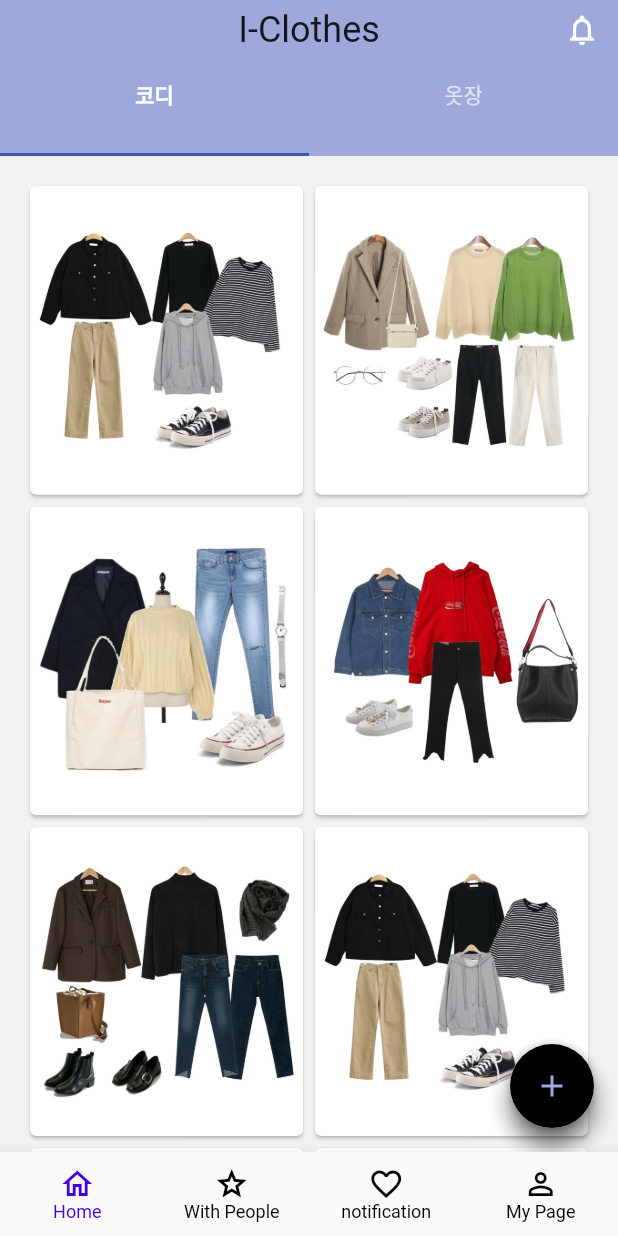
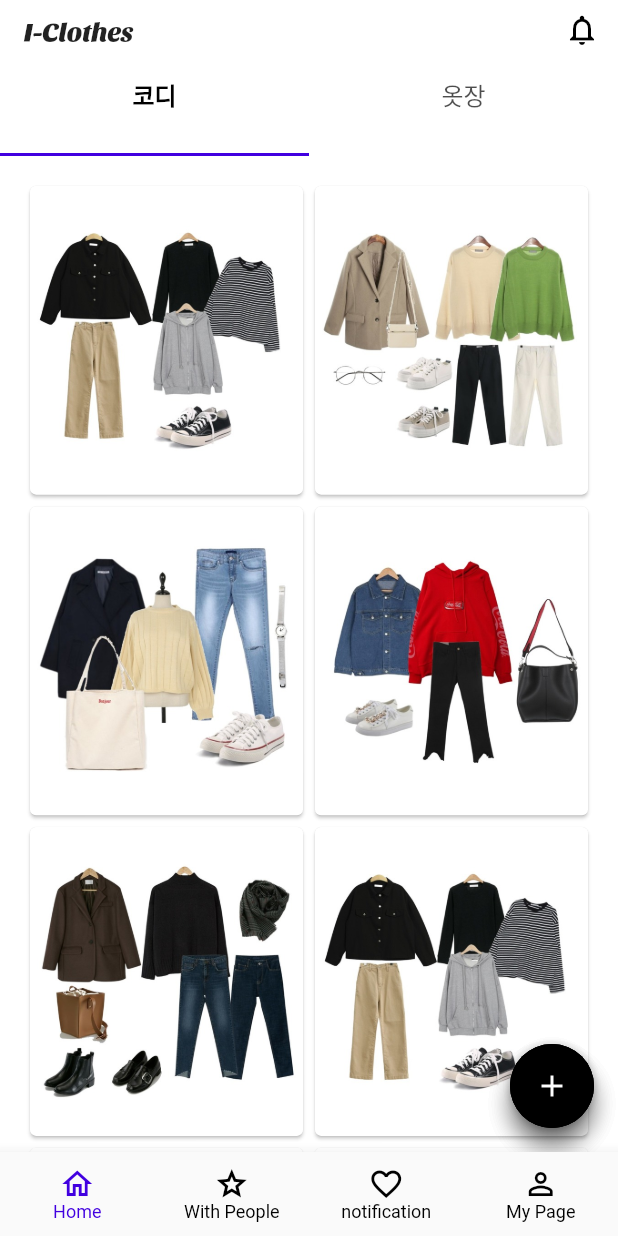
Before and after one commit to coolgogi/project, a Flutter app: the screen it shows once a user with an empty profile is signed in, after a tap on the "notifications none" icon, on a phone screen of 412 x 824 dp. Run offline on Flutter 3.47's test engine with Material 2 defaults, Android fonts, the phone set to English and light mode, and no system bars; our stand-ins replace cloud_firestore, convex_bottom_bar, firebase_auth, firebase_core, firebase_storage, flare_flutter and 8 more; missing offline and left inert: animated_icon_button, animated_widgets, flutter_facebook_login, sliver_fab; accounts and stored records are empty.

Commit message:
revised Theme(color)

```diff
--- a/closet/lib/closet.dart
+++ b/closet/lib/closet.dart
@@ -57,10 +57,10 @@ class _closetState extends State<closet>
                       color: Theme
                           .of(context)
                           .colorScheme
-                          .onSecondary,
+                          .onPrimary,
                       onPressed: () {}),
                 ),              ],
-              centerTitle: true,
+              centerTitle: false,
               pinned: true,
               floating: true,
               bottom: TabBar(
@@ -71,7 +71,7 @@ class _closetState extends State<closet>
                 labelColor: Theme
                     .of(context)
                     .colorScheme
-                    .onSecondary,
+                    .onPrimary,
                 labelStyle: TextStyle(fontWeight: FontWeight.w600),
                 unselectedLabelStyle: TextStyle(fontWeight: FontWeight.w400),
 
@@ -102,7 +102,7 @@ class _closetState extends State<closet>
       child: Column(
         children: [
           Padding(
-            padding: const EdgeInsets.fromLTRB(4, 20, 360, 0),
+            padding: const EdgeInsets.fromLTRB(4, 20, 330, 0),
             child: Text('상의'),
           ),
           Container(
@@ -125,7 +125,7 @@ class _closetState extends State<closet>
             ),
           ),
           Padding(
-            padding: const EdgeInsets.fromLTRB(4, 0, 360, 0),
+            padding: const EdgeInsets.fromLTRB(4, 0, 330, 0),
             child: Text('하의'),
           ),
           Container(
@@ -154,7 +154,7 @@ class _closetState extends State<closet>
             ),
           ),
           Padding(
-            padding: const EdgeInsets.fromLTRB(4, 0, 360, 0),
+            padding: const EdgeInsets.fromLTRB(4, 0, 330  , 0),
             child: Text('신발'),
           ),
           Container(
--- a/closet/lib/helper/fancy_fab.dart
+++ b/closet/lib/helper/fancy_fab.dart
@@ -33,8 +33,8 @@ class _FancyFabState extends State<FancyFab>
     _animateIcon =
         Tween<double>(begin: 0.0, end: 1.0).animate(_animationController);
     _buttonColor = ColorTween(
-      begin: OnSecondaryLight,
-      end: OnSecondaryLight,
+      begin: SecondaryLight,
+      end: SecondaryVariantLight,
     ).animate(CurvedAnimation(
       parent: _animationController,
       curve: Interval(
@@ -76,11 +76,11 @@ class _FancyFabState extends State<FancyFab>
   Widget image() {
     return Container(
       child: FloatingActionButton(
-        backgroundColor: Theme.of(context).colorScheme.surface,
+        backgroundColor: Theme.of(context).colorScheme.secondary,
         hoverColor: Theme.of(context).colorScheme.onSecondary,
         onPressed: null,
         tooltip: 'Image',
-        child: Text('Self', style: TextStyle(color: Theme.of(context).colorScheme.primary)),
+        child: Text('Self', style: TextStyle(color: Theme.of(context).colorScheme.onSecondary)),
       ),
     );
   }
@@ -88,11 +88,11 @@ class _FancyFabState extends State<FancyFab>
   Widget inbox() {
     return Container(
       child: FloatingActionButton(
-        backgroundColor: Theme.of(context).colorScheme.surface,
+        backgroundColor: Theme.of(context).colorScheme.secondary,
         hoverColor: Theme.of(context).colorScheme.onSecondary,
         onPressed: null,
         tooltip: 'Inbox',
-        child: Text('AI', style: TextStyle(color: Theme.of(context).colorScheme.primary)),
+        child: Text('AI', style: TextStyle(color: Theme.of(context).colorScheme.onSecondary)),
       ),
     );
   }
@@ -105,7 +105,7 @@ class _FancyFabState extends State<FancyFab>
         tooltip: 'Toggle',
         child: AnimatedIcon(
           icon: AnimatedIcons.add_event,
-          color: Theme.of(context).colorScheme.background,
+          color: OnSecondaryLight,
           progress: _animateIcon,
         ),
       ),
--- a/closet/lib/home.dart
+++ b/closet/lib/home.dart
@@ -37,15 +37,15 @@ class _HomePageState extends State<HomePage> {
         child: Consumer<ThemeNotifier>(
             builder: (context, ThemeNotifier notifier, child) {
           return MaterialApp(
-            theme: notifier.darkTheme ? dark : light,
+            theme: notifier.darkTheme ? dark_theme : light_theme,
             home: Scaffold(
               body: _children[_currentIndex],
               bottomNavigationBar: BottomNavigationBar(
                 type: BottomNavigationBarType.fixed,
                 currentIndex: _currentIndex,
-                selectedItemColor: PrimaryColorLight,
+                selectedItemColor: notifier.darkTheme ? PrimaryColorDark : PrimaryColorLight,
                 //unselectedItemColor: Theme.of(context).colorScheme.onSecondary,
-                unselectedItemColor: OnSecondaryLight,
+                unselectedItemColor: notifier.darkTheme ? SecondaryDark : SecondaryLight,
                 selectedLabelStyle: Theme.of(context).textTheme.caption,
                 unselectedLabelStyle: Theme.of(context).textTheme.caption,
                 onTap: (value) {
@@ -110,96 +110,58 @@ class _HomePageState extends State<HomePage> {
   }
 }
 
-final ThemeData _closetTheme = _buildClosetTheme();
-
-ThemeData _buildClosetTheme() {
-  final ThemeData base = ThemeData.light();
-  return base.copyWith(
-    colorScheme: ColorScheme(
-      primary: PrimaryColorLight,
-      primaryVariant: PrimaryVariantLight,
-      secondary: SecondaryLight,
-      secondaryVariant: SecondaryVariantLight,
-      surface: SurfaceLight,
-      background: BackgroundLight,
-      error: ErrorLight,
-      onPrimary: OnPrimaryLight,
-      onSecondary: OnSecondaryLight,
-      onSurface: OnSurfaceLight,
-      onBackground: OnBackgroundLight,
-      onError: OnErrorLight,
-      brightness: Brightness.light,
-    ),
-    //
-  //     const PrimaryColorLight = Color(0xFF6200EE);
-  //     const PrimaryVariantLight = Color(0xFF3700B3);
-  // const SecondaryLight = Color(0xFF03DAC6);
-  // const SecondaryVariantLight = Color(0xFF018786);
-  // const BackgroundLight = Color(0xFFFFFFFF);
-  // const SurfaceLight = Color(0xFFFFFFFF);
-  // const ErrorLight = Color(0xFFB00020);
-  // const OnPrimaryLight = Color(0xFFFFFFFF);
-  // const OnSecondaryLight = Color(0xFF000000);
-  // const OnBackgroundLight = Color(0xFF000000);
-  // const OnSurfaceLight = Color(0xFF000000);
-  // const OnErrorLight = Color(0xFFFFFFFF);
-  //
-  // const PrimaryColorDark = Color(0xFFBB86FC);
-  // const PrimaryVariantDark = Color(0xFF3700B3);
-  // const SecondaryDark = Color(0xFF03DAC6);
-  // const SecondaryVariantDark = Color(0xFF03DAC6);
-  // const BackgroundDark = Color(0xFF121212);
-  // const SurfaceDark = Color(0xFF121212);
-  // const ErrorDark = Color(0xFFCF6679);
-  // const OnPrimaryDark = Color(0xFF000000);
-  // const OnSecondaryDark = Color(0xFF000000);
-  // const OnBackgroundDark = Color(0xFFFFFFFF);
-  // const OnSurfaceDark = Color(0xFFFFFFFF);
-  // const OnErrorDark = Color(0xFF000000);
-
-  //
-    scaffoldBackgroundColor: BackgroundLight,
-    cardColor: BackgroundLight,
-    // accentColor: closetBlack,
-    // primaryColor: closetPurple,
-    buttonTheme: base.buttonTheme.copyWith(
-      buttonColor: OnSecondaryLight,
-      colorScheme: base.colorScheme.copyWith(
-        primary: SurfaceLight,
-        secondary: SurfaceLight,
-      ),
-    ),
-    buttonBarTheme: base.buttonBarTheme.copyWith(
-      buttonTextTheme: ButtonTextTheme.accent,
-    ),
-
-    textTheme: _buildClosetTextTheme(base.textTheme),
-    primaryTextTheme: _buildClosetTextTheme(base.primaryTextTheme),
-    accentTextTheme: _buildClosetTextTheme(base.accentTextTheme),
-    // primaryIconTheme: base.iconTheme.copyWith(
-    //   color: closetPurple,
-    // ),
-  );
-}
-
-TextTheme _buildClosetTextTheme(TextTheme base) {
-  return base
-      .copyWith(
-        headline5: base.headline5.copyWith(
-          fontWeight: FontWeight.w400,
-          fontFamily: 'Sansita',
-        ),
-        headline6: base.headline6.copyWith(fontSize: 18.0),
-        caption: base.caption.copyWith(
-          fontWeight: FontWeight.w400,
-          fontSize: 14.0,
-        ),
-        bodyText1: base.bodyText1.copyWith(
-          fontWeight: FontWeight.w500,
-          fontSize: 16.0,
-        ),
-      )
-      .apply(
-        displayColor: OnSecondaryLight,
-      );
-}
+// final ThemeData _closetTheme = _buildClosetTheme();
+//
+// ThemeData _buildClosetTheme() {
+//   final ThemeData base = ThemeData.light();
+//   return base.copyWith(
+//     colorScheme: ColorScheme(
+//       primary: PrimaryColorLight,
+//       primaryVariant: PrimaryVariantLight,
+//       secondary: SecondaryLight,
+//       secondaryVariant: SecondaryVariantLight,
+//       surface: SurfaceLight,
+//       background: BackgroundLight,
+//       error: ErrorLight,
+//       onPrimary: OnPrimaryLight,
+//       onSecondary: OnSecondaryLight,
+//       onSurface: OnSurfaceLight,
+//       onBackground: OnBackgroundLight,
+//       onError: OnErrorLight,
+//       brightness: Brightness.light,
+//     ),
+//     //
+//   //     const PrimaryColorLight = Color(0xFF6200EE);
+//   //     const PrimaryVariantLight = Color(0xFF3700B3);
+//   // const SecondaryLight = Color(0xFF03DAC6);
+//   // const SecondaryVariantLight = Color(0xFF018786);
+//   // const BackgroundLight = Color(0xFFFFFFFF);
+//   // const SurfaceLight = Color(0xFFFFFFFF);
+//   // const ErrorLight = Color(0xFFB00020);
+//   // const OnPrimaryLight = Color(0xFFFFFFFF);
+//   // const OnSecondaryLight = Color(0xFF000000);
+//   // const OnBackgroundLight = Color(0xFF000000);
+//   // const OnSurfaceLight = Color(0xFF000000);
+//   // const OnErrorLight = Color(0xFFFFFFFF);
+//   //
+//   // const PrimaryColorDark = Color(0xFFBB86FC);
+//   // const PrimaryVariantDark = Color(0xFF3700B3);
+//   // const SecondaryDark = Color(0xFF03DAC6);
+//   // const SecondaryVariantDark = Color(0xFF03DAC6);
+//   // const BackgroundDark = Color(0xFF121212);
+//   // const SurfaceDark = Color(0xFF121212);
+//   // const ErrorDark = Color(0xFFCF6679);
+//   // const OnPrimaryDark = Color(0xFF000000);
+//   // const OnSecondaryDark = Color(0xFF000000);
+//   // const OnBackgroundDark = Color(0xFFFFFFFF);
+//   // const OnSurfaceDark = Color(0xFFFFFFFF);
+//   // const OnErrorDark = Color(0xFF000000);
+//
+//   //
+//
+//     // primaryIconTheme: base.iconTheme.copyWith(
+//     //   color: closetPurple,
+//     // ),
+//   );
+// }
+//
--- a/closet/lib/myPage.dart
+++ b/closet/lib/myPage.dart
@@ -28,7 +28,7 @@ class _myPageState extends State<myPage> {
   Widget build(BuildContext context) {
     return Scaffold(
         appBar: AppBar(
-          backgroundColor: Color(0xFF808080),
+          backgroundColor: Theme.of(context).colorScheme.background,
           title: Text(
             "I-Clothes : my Page",
             style: Theme.of(context).textTheme.headline5,
--- a/closet/lib/request.dart
+++ b/closet/lib/request.dart
@@ -14,7 +14,7 @@ class _request extends State<request> {
   Widget build(BuildContext context) {
     return Scaffold(
       appBar: AppBar(
-        backgroundColor: Color(0xFF808080),
+        backgroundColor: Theme.of(context).colorScheme.background,
         title: Text(
           "I-Clothes",
           style: Theme.of(context).textTheme.headline5,
@@ -34,8 +34,8 @@ class _request extends State<request> {
       ),
       floatingActionButton: FloatingActionButton.extended(
         onPressed: () {},
-        label: Text('코디 도움받기'),
-        backgroundColor: Colors.purple,
+        label: Text('코디 도움받기', style: TextStyle(color: Theme.of(context).colorScheme.onSecondary)),
+        backgroundColor: Theme.of(context).colorScheme.secondary,
       ),
       floatingActionButtonLocation: FloatingActionButtonLocation.centerFloat,
     );
--- a/closet/lib/theme/darkmode.dart
+++ b/closet/lib/theme/darkmode.dart
@@ -1,20 +1,124 @@
 import 'package:flutter/material.dart';
 import 'package:shared_preferences/shared_preferences.dart';
+import 'colors.dart';
 
-ThemeData light = ThemeData(
-    // brightness: Brightness.light,
-    brightness: Brightness.light,
-    // primaryColorLight: Color(0xff6200EE),
-    primarySwatch: Colors.indigo,
-    accentColor: Colors.pink,
-    scaffoldBackgroundColor: Color(0xfff1f1f1));
-// scaffoldBackgroundColor: Color(0xff6200EE));
+final ThemeData light_theme = _buildClosetTheme_light();
+final ThemeData dark_theme = _buildClosetTheme_dark();
 
-ThemeData dark = ThemeData(
-    brightness: Brightness.dark,
-    primarySwatch: Colors.indigo,
-    accentColor: Colors.pink,
-    scaffoldBackgroundColor: Color(0xfff1f1f1));
+ThemeData _buildClosetTheme_light() {
+  final ThemeData base = ThemeData.light();
+
+  return base.copyWith(
+    colorScheme: ColorScheme(
+      primary: PrimaryColorLight,
+      primaryVariant: PrimaryVariantLight,
+      secondary: SecondaryLight,
+      secondaryVariant: SecondaryVariantLight,
+      surface: SurfaceLight,
+      background: BackgroundLight,
+      error: ErrorLight,
+      onPrimary: OnPrimaryLight,
+      onSecondary: OnSecondaryLight,
+      onSurface: OnSurfaceLight,
+      onBackground: OnBackgroundLight,
+      onError: OnErrorLight,
+      brightness: Brightness.light,
+    ),
+    scaffoldBackgroundColor: BackgroundLight,
+    cardColor: BackgroundLight,
+    // accentColor: closetBlack,
+    // primaryColor: closetPurple,
+    buttonTheme: base.buttonTheme.copyWith(
+      buttonColor: OnSecondaryLight,
+      colorScheme: base.colorScheme.copyWith(
+        primary: SurfaceLight,
+        secondary: SurfaceLight,
+      ),
+    ),
+    buttonBarTheme: base.buttonBarTheme.copyWith(
+      buttonTextTheme: ButtonTextTheme.accent,
+    ),
+
+    textTheme: _buildClosetTextTheme(base.textTheme),
+    primaryTextTheme: _buildClosetTextTheme(base.primaryTextTheme),
+    accentTextTheme: _buildClosetTextTheme(base.accentTextTheme),
+  );
+
+}
+// ThemeData light = ThemeData(
+//
+// );
+// ThemeData light = ThemeData(
+//     // brightness: Brightness.light,
+//     brightness: Brightness.light,
+//     // primaryColorLight: Color(0xff6200EE),
+//     primarySwatch: Colors.white,
+//     accentColor: Colors.pink,
+//     scaffoldBackgroundColor: Color(0xfff1f1f1));
+// // scaffoldBackgroundColor: Color(0xff6200EE));
+
+ThemeData _buildClosetTheme_dark() {
+  final ThemeData base = ThemeData.dark();
+
+  return base.copyWith(
+    colorScheme: ColorScheme(
+      primary: PrimaryColorDark,
+      primaryVariant: PrimaryVariantDark,
+      secondary: SecondaryDark,
+      secondaryVariant: SecondaryVariantDark,
+      surface: SurfaceDark,
+      background: BackgroundDark,
+      error: ErrorDark,
+      onPrimary: OnPrimaryDark,
+      onSecondary: OnSecondaryDark,
+      onSurface: OnSurfaceDark,
+      onBackground: OnBackgroundDark,
+      onError: OnErrorDark,
+      brightness: Brightness.dark,
+    ),
+    // const PrimaryColorDark = Color(0xFFBB86FC);
+    // const PrimaryVariantDark = Color(0xFF3700B3);
+    // const SecondaryDark = Color(0xFF03DAC6);
+    // const SecondaryVariantDark = Color(0xFF03DAC6);
+    // const BackgroundDark = Color(0xFF121212);
+    // const SurfaceDark = Color(0xFF121212);
+    // const ErrorDark = Color(0xFFCF6679);
+    // const OnPrimaryDark = Color(0xFF000000);
+    // const OnSecondaryDark = Color(0xFF000000);
+    // const OnBackgroundDark = Color(0xFFFFFFFF);
+    // const OnSurfaceDark = Color(0xFFFFFFFF);
+    // const OnErrorDark = Color(0xFF000000);
+    scaffoldBackgroundColor: BackgroundDark,
+    cardColor: BackgroundDark,
+    // accentColor: closetBlack,
+    // primaryColor: closetPurple,
+    buttonTheme: base.buttonTheme.copyWith(
+      buttonColor: OnSecondaryDark,
+      colorScheme: base.colorScheme.copyWith(
+        primary: SurfaceDark,
+        secondary: OnSecondaryDark,
+      ),
+    ),
+    buttonBarTheme: base.buttonBarTheme.copyWith(
+      buttonTextTheme: ButtonTextTheme.accent,
+    ),
+
+    textTheme: _buildClosetTextTheme(base.textTheme).copyWith(
+      // displayColor: OnSecondaryDark,
+    ),
+    primaryTextTheme: _buildClosetTextTheme(base.primaryTextTheme),
+    accentTextTheme: _buildClosetTextTheme(base.accentTextTheme),
+  );
+}
+
+
+
+
+// ThemeData dark = ThemeData(
+//     brightness: Brightness.dark,
+//     primarySwatch: Colors.indigo,
+//     accentColor: Colors.pink,
+//     scaffoldBackgroundColor: Color(0xfff1f1f1));
 
 class ThemeNotifier extends ChangeNotifier {
   final String key = "theme";
@@ -29,3 +133,26 @@ class ThemeNotifier extends ChangeNotifier {
     notifyListeners();
   }
 }
+
+TextTheme _buildClosetTextTheme(TextTheme base) {
+  return base
+      .copyWith(
+    headline5: base.headline5.copyWith(
+      fontSize: 18,
+      fontWeight: FontWeight.w600,
+      fontFamily: 'Sansita',
+    ),
+    headline6: base.headline6.copyWith(fontSize: 18.0),
+    caption: base.caption.copyWith(
+      fontWeight: FontWeight.w400,
+      fontSize: 14.0,
+    ),
+    bodyText1: base.bodyText1.copyWith(
+      fontWeight: FontWeight.w500,
+      fontSize: 16.0,
+    ),
+  );
+  // .apply(
+  //   displayColor: OnSecondaryLight,
+  // );
+}
--- a/closet/lib/theme/theme.dart
+++ b/closet/lib/theme/theme.dart
@@ -1,28 +1,29 @@
-import 'package:flutter/material.dart';
-import 'package:shared_preferences/shared_preferences.dart';
-
-ThemeData light = ThemeData(
-    brightness: Brightness.light,
-    primarySwatch: Colors.indigo,
-    accentColor: Colors.pink,
-    scaffoldBackgroundColor: Color(0xfff1f1f1));
-
-ThemeData dark = ThemeData(
-  brightness: Brightness.dark,
-  primarySwatch: Colors.indigo,
-  accentColor: Colors.pink,
-);
-
-class ThemeNotifier extends ChangeNotifier {
-  final String key = "theme";
-  SharedPreferences _pref;
-  bool _darkTheme;
-  bool get darkTheme => _darkTheme;
-  ThemeNotifier() {
-    _darkTheme = true;
-  }
-  toggleTheme() {
-    _darkTheme = !_darkTheme;
-    notifyListeners();
-  }
-}
+// import 'package:flutter/material.dart';
+// import 'package:shared_preferences/shared_preferences.dart';
+//
+// ThemeData light = ThemeData(
+//     brightness: Brightness.light,
+//     primarySwatch: Colors.indigo,
+//     accentColor: Colors.pink,
+//     scaffoldBackgroundColor: Color(0xfff1f1f1)
+// );
+//
+// ThemeData dark = ThemeData(
+//   brightness: Brightness.dark,
+//   primarySwatch: Colors.indigo,
+//   accentColor: Colors.pink,
+// );
+//
+// class ThemeNotifier extends ChangeNotifier {
+//   final String key = "theme";
+//   SharedPreferences _pref;
+//   bool _darkTheme;
+//   bool get darkTheme => _darkTheme;
+//   ThemeNotifier() {
+//     _darkTheme = true;
+//   }
+//   toggleTheme() {
+//     _darkTheme = !_darkTheme;
+//     notifyListeners();
+//   }
+// }
```
Also changed, not shown: closet/lib/theme/colors.dart (+16 -16 lines).
